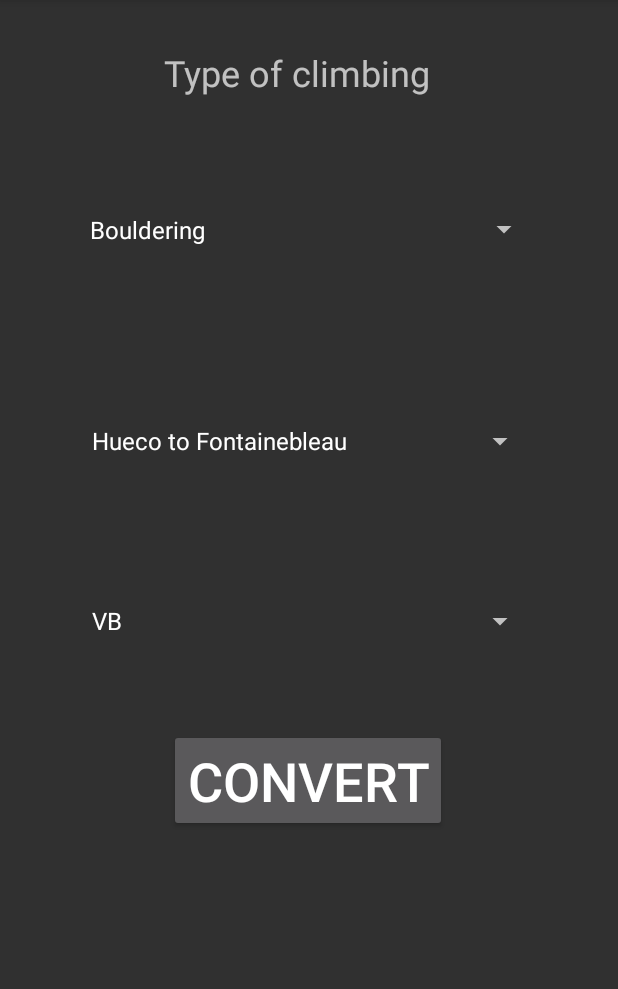
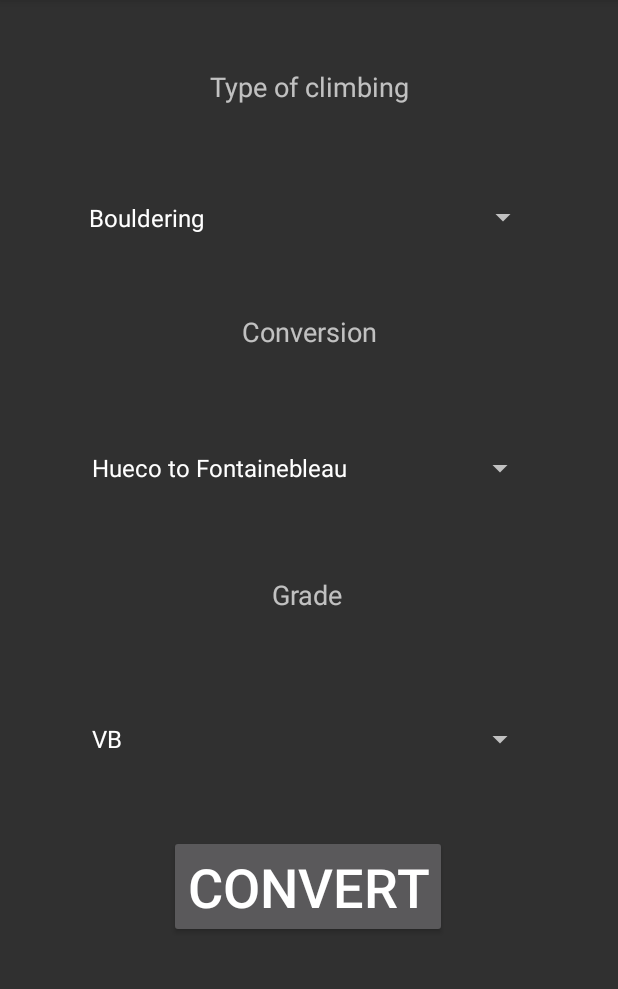
Before and after one commit to jtchristie/ClimbingGradeConverter, an Android app: the screen it shows after launch (MainActivity), on a phone screen of 412 x 824 dp, the part 84-1073 px from its top. Run offline under Robolectric (Android 15) with nearby library versions, the phone set to English and light mode, and no system bars.

Commit message:
added titles to spinners

```diff
--- a/app/src/main/res/layout/activity_main.xml
+++ b/app/src/main/res/layout/activity_main.xml
@@ -10,7 +10,7 @@
         android:id="@+id/conversion"
         android:layout_width="304dp"
         android:layout_height="80dp"
-        android:layout_marginTop="60dp"
+        android:layout_marginTop="32dp"
         android:entries="@array/txtGroupBouldering"
         android:gravity="center"
         android:spinnerMode="dialog"
@@ -18,13 +18,13 @@
         app:layout_constraintEnd_toEndOf="parent"
         app:layout_constraintHorizontal_bias="0.495"
         app:layout_constraintStart_toStartOf="parent"
-        app:layout_constraintTop_toBottomOf="@+id/type" />
+        app:layout_constraintTop_toBottomOf="@+id/textView3" />
 
     <Spinner
         android:id="@+id/grade"
         android:layout_width="304dp"
         android:layout_height="80dp"
-        android:layout_marginTop="40dp"
+        android:layout_marginTop="44dp"
         android:entries="@array/txtHueco"
         android:gravity="center"
         android:spinnerMode="dialog"
@@ -32,19 +32,19 @@
         app:layout_constraintEnd_toEndOf="parent"
         app:layout_constraintHorizontal_bias="0.495"
         app:layout_constraintStart_toStartOf="parent"
-        app:layout_constraintTop_toBottomOf="@+id/conversion" />
+        app:layout_constraintTop_toBottomOf="@+id/textView4" />
 
     <Spinner
         android:id="@+id/type"
         android:layout_width="308dp"
         android:layout_height="82dp"
-        android:layout_marginTop="28dp"
+        android:layout_marginTop="20dp"
         android:entries="@array/boulderRoute"
         android:gravity="center"
         android:spinnerMode="dialog"
         android:textSize="36sp"
         app:layout_constraintEnd_toEndOf="parent"
-        app:layout_constraintHorizontal_bias="0.502"
+        app:layout_constraintHorizontal_bias="0.495"
         app:layout_constraintStart_toStartOf="parent"
         app:layout_constraintTop_toBottomOf="@+id/textView2" />
 
@@ -52,7 +52,7 @@
         android:id="@+id/btnCost"
         android:layout_width="wrap_content"
         android:layout_height="wrap_content"
-        android:layout_marginTop="32dp"
+        android:layout_marginTop="24dp"
         android:text="@string/btnCost"
         android:textSize="36sp"
         app:layout_constraintEnd_toEndOf="parent"
@@ -73,13 +73,40 @@
 
     <TextView
         android:id="@+id/textView2"
-        android:layout_width="193dp"
+        android:layout_width="0dp"
         android:layout_height="52dp"
         android:layout_marginTop="32dp"
+        android:gravity="center"
         android:text="@string/selectType"
-        android:textSize="24sp"
+        android:textSize="18sp"
         app:layout_constraintEnd_toEndOf="parent"
         app:layout_constraintStart_toStartOf="parent"
         app:layout_constraintTop_toTopOf="parent" />
 
+    <TextView
+        android:id="@+id/textView3"
+        android:layout_width="0dp"
+        android:layout_height="38dp"
+        android:layout_marginTop="16dp"
+        android:gravity="center"
+        android:text="@string/selectConversion"
+        android:textSize="18sp"
+        app:layout_constraintEnd_toEndOf="parent"
+        app:layout_constraintStart_toStartOf="parent"
+        app:layout_constraintTop_toBottomOf="@+id/type" />
+
+    <TextView
+        android:id="@+id/textView4"
+        android:layout_width="wrap_content"
+        android:layout_height="wrap_content"
+        android:layout_marginTop="32dp"
+        android:text="@string/selectGrade"
+        android:gravity="center"
+
+        android:textSize="18sp"
+        app:layout_constraintEnd_toEndOf="parent"
+        app:layout_constraintHorizontal_bias="0.498"
+        app:layout_constraintStart_toStartOf="parent"
+        app:layout_constraintTop_toBottomOf="@+id/conversion" />
+
 </androidx.constraintlayout.widget.ConstraintLayout>
--- a/app/src/main/res/values/strings.xml
+++ b/app/src/main/res/values/strings.xml
@@ -6,7 +6,8 @@
     <string name="txtTickets">Input Grade</string>
     <string name="selectType">Type of climbing </string>
     <string name="action_settings">Settings</string>
-
+    <string name="selectGrade">Grade</string>
+    <string name="selectConversion">Conversion</string>
     <string-array name="boulderRoute">
         <item> Bouldering </item>
         <item> Route Climbing</item>
```
